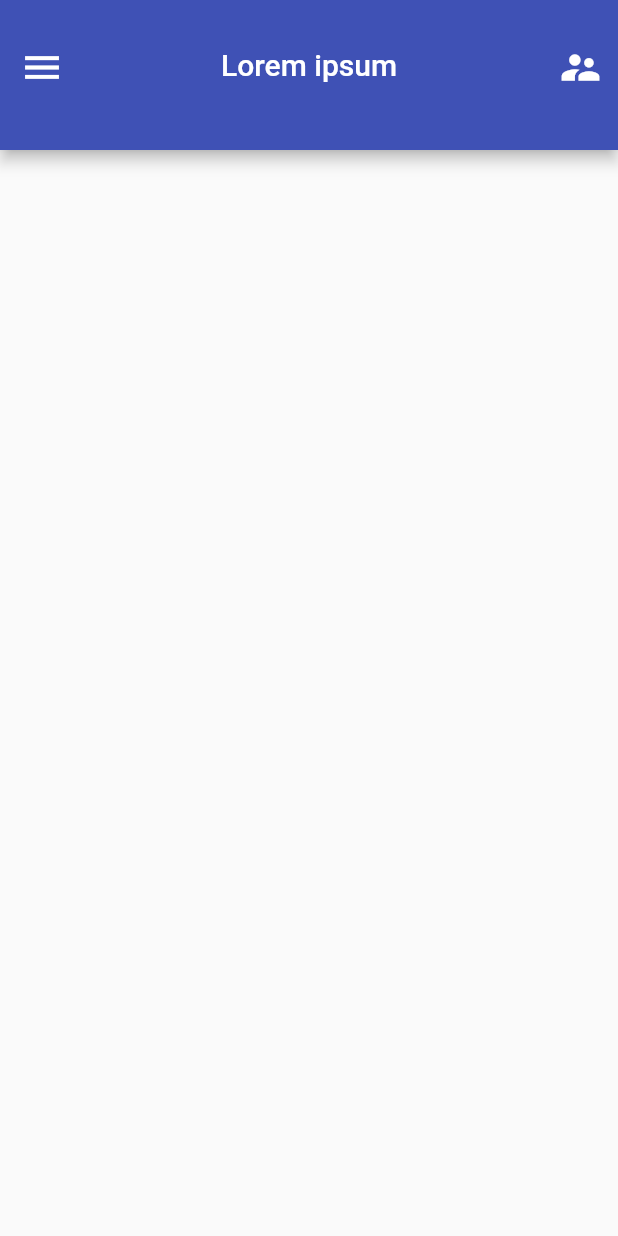
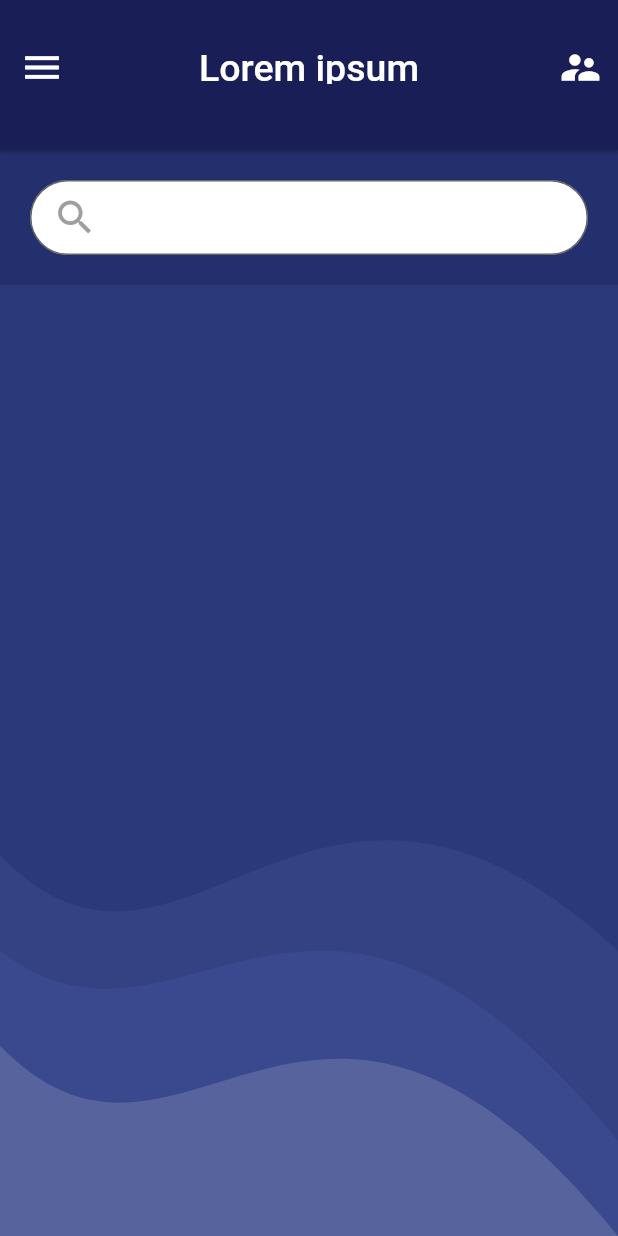
Before and after one commit to ghost-corp/niger_app, a Flutter app: the Home screen opened by its route, on a phone screen of 412 x 824 dp. Run offline on Flutter 3.47's test engine with Material 2 defaults, Android fonts, the phone set to English and light mode, and no system bars; missing offline and left inert: fancy_on_boarding.

Commit message:
home page base decoration
- contour design

```diff
--- /dev/null
+++ b/lib/globals/colors.dart
@@ -0,0 +1,15 @@
+import 'package:flutter/material.dart';
+
+const Color kPrimaryColor = Color(0xFF191F56);
+
+const Color kAccentColor = Color(0xFF56639C);
+
+const Color kAlternateColorDark300 = Color(0xFF242F6D);
+
+const Color kAlternateColorDark200 = Color(0xFF2B3879);
+
+const Color kAlternateColorDark100 = Color(0xFF344284);
+
+const Color kAlternateColorDark50 = Color(0xFF3A498D);
+
+const Color kAlternateColorDark10 = Color(0xFF56639C);
--- /dev/null
+++ b/lib/globals/screen_size.dart
@@ -0,0 +1,9 @@
+import 'package:flutter/material.dart';
+
+double kHeight(BuildContext context) {
+  return MediaQuery.of(context).size.height;
+}
+
+double kWidth(BuildContext context) {
+  return MediaQuery.of(context).size.width;
+}
--- a/lib/home.dart
+++ b/lib/home.dart
@@ -1,4 +1,6 @@
 import 'package:flutter/material.dart';
+import 'package:niger_app/globals/colors.dart';
+import 'package:niger_app/globals/screen_size.dart';
 
 class Home extends StatelessWidget {
   @override
@@ -7,7 +9,73 @@ class Home extends StatelessWidget {
       body: Center(
         child: Column(
           children: <Widget>[
-
+            Container(
+              width: kWidth(context),
+              height: 90,
+              color: kAlternateColorDark300,
+              child: Center(
+                child: Padding(
+                  padding: EdgeInsets.only(left: 20, right: 20),
+                  child: TextField(
+                    style: TextStyle(height: 0.6),
+                    decoration: InputDecoration(
+                        fillColor: Colors.white,
+                        filled: true,
+                        prefixIcon: Padding(
+                          padding: EdgeInsets.only(left: 15, right: 10),
+                          child: Icon(
+                            Icons.search,
+                            size: 30,
+                            color: Colors.grey,
+                          ),
+                        ),
+                        border: OutlineInputBorder(
+                            borderRadius: BorderRadius.circular(30),
+                            borderSide:
+                                BorderSide(width: 0, color: Colors.black)),
+                        focusedBorder: OutlineInputBorder(
+                            borderRadius: BorderRadius.circular(30),
+                            borderSide:
+                                BorderSide(width: 0, color: Colors.black))),
+                  ),
+                ),
+              ),
+            ),
+            Expanded(
+              child: Stack(
+                children: <Widget>[
+                  Container(
+                    height: double.infinity,
+                    width: kWidth(context),
+                    color: kAlternateColorDark10,
+                  ),
+                  ClipPath(
+                    clipper: ContourClipper(ContourLayer.LAYER_THREE),
+                    child: Container(
+                      height: double.infinity,
+                      width: kWidth(context),
+                      color: kAlternateColorDark50,
+                    ),
+                  ),
+                  ClipPath(
+                    clipper: ContourClipper(ContourLayer.LAYER_TWO),
+                    child: Container(
+                      height: double.infinity,
+                      width: kWidth(context),
+                      color: kAlternateColorDark100,
+                    ),
+                  ),
+                  ClipPath(
+                    clipper: ContourClipper(ContourLayer.LAYER_ONE),
+                    child: Container(
+                      height: double.infinity,
+                      width: kWidth(context),
+                      color: kAlternateColorDark200,
+                    ),
+                  )
+                ],
+              ),
+            )
           ],
         ),
       ),
@@ -24,6 +92,7 @@ class CustomAppBar extends StatelessWidget {
   @override
   Widget build(BuildContext context) {
     return AppBar(
+      elevation: 1,
       leading: Padding(
         padding: EdgeInsets.only(top: 30),
         child: GestureDetector(
@@ -37,8 +106,8 @@ class CustomAppBar extends StatelessWidget {
         ),
       ),
       title: Padding(
-        padding: EdgeInsets.only(top: 30),
-        child: Text("Lorem ipsum"),
+        padding: EdgeInsets.only(top: 35),
+        child: Text("Lorem ipsum", style: TextStyle(fontSize: 25)),
       ),
       centerTitle: true,
       actions: <Widget>[
@@ -53,3 +122,43 @@ class CustomAppBar extends StatelessWidget {
     );
   }
 }
+
+enum ContourLayer { LAYER_ONE, LAYER_TWO, LAYER_THREE }
+
+class ContourClipper extends CustomClipper<Path> {
+  ContourLayer layer;
+  ContourClipper(this.layer);
+  @override
+  Path getClip(Size size) {
+    final path = Path();
+    if (layer == ContourLayer.LAYER_ONE) {
+      path.moveTo(0, 0);
+      path.lineTo(0, size.height * 0.6);
+      path.cubicTo(size.width * 0.3, size.height * 0.8, size.width * 0.5,
+          size.height * 0.4, size.width, size.height * 0.7);
+      path.lineTo(size.width, 0);
+      path.lineTo(0, 0);
+    }
+    if (layer == ContourLayer.LAYER_TWO) {
+      path.moveTo(0, 0);
+      path.lineTo(0, size.height * 0.7);
+      path.cubicTo(size.width * 0.3, size.height * 0.85, size.width * 0.5,
+          size.height * 0.5, size.width, size.height * 0.9);
+      path.lineTo(size.width, 0);
+      path.lineTo(0, 0);
+    }
+
+    if (layer == ContourLayer.LAYER_THREE) {
+      path.moveTo(0, 0);
+      path.lineTo(0, size.height * 0.8);
+      path.cubicTo(size.width * 0.3, size.height, size.width * 0.5,
+          size.height * 0.6, size.width, size.height);
+      path.lineTo(size.width, 0);
+      path.lineTo(0, 0);
+    }
+    return path;
+  }
+
+  @override
+  bool shouldReclip(ContourClipper oldClipper) => true;
+}
--- a/lib/main.dart
+++ b/lib/main.dart
@@ -1,6 +1,7 @@
 import 'package:flutter/material.dart';
 import 'package:niger_app/authentication/login.dart';
 import 'package:niger_app/authentication/signup.dart';
+import 'package:niger_app/globals/colors.dart';
 import 'package:niger_app/widgets/onboarding.dart';
 import 'home.dart';
 
@@ -22,7 +23,7 @@ class MyApp extends StatelessWidget {
         // or simply save your changes to "hot reload" in a Flutter IDE).
         // Notice that the counter didn't reset back to zero; the application
         // is not restarted.
-        primarySwatch: Colors.indigo,
+        primaryColor: kPrimaryColor,
       ),
       home: OnBoarding(),
       debugShowCheckedModeBanner: false,
```
